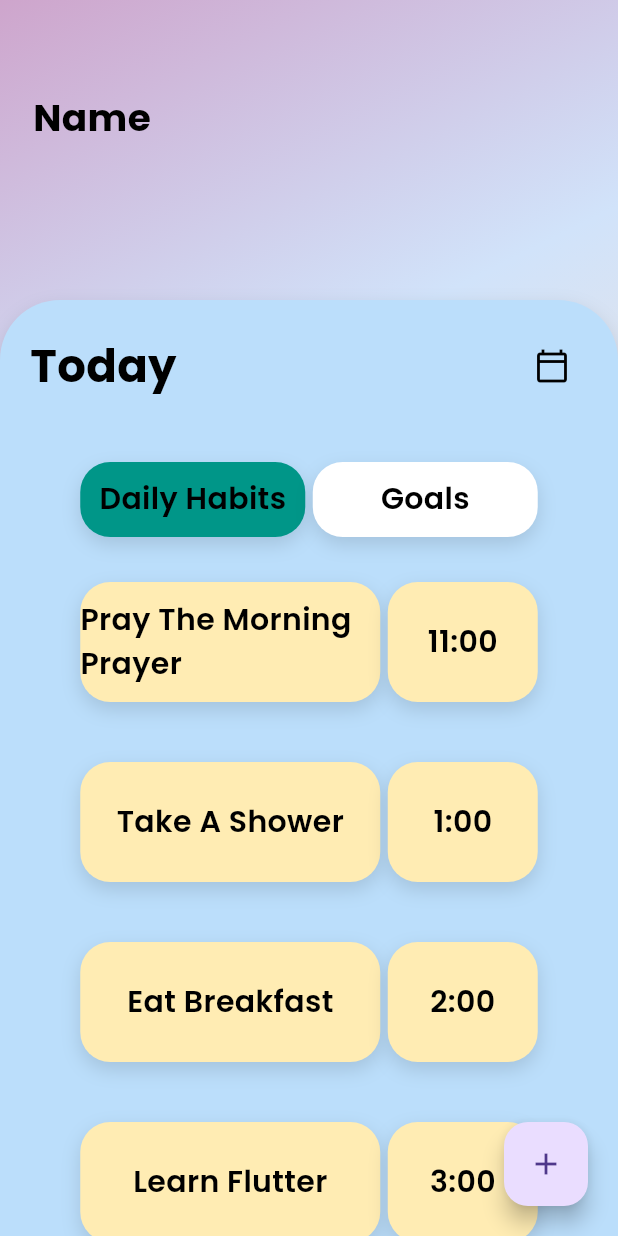
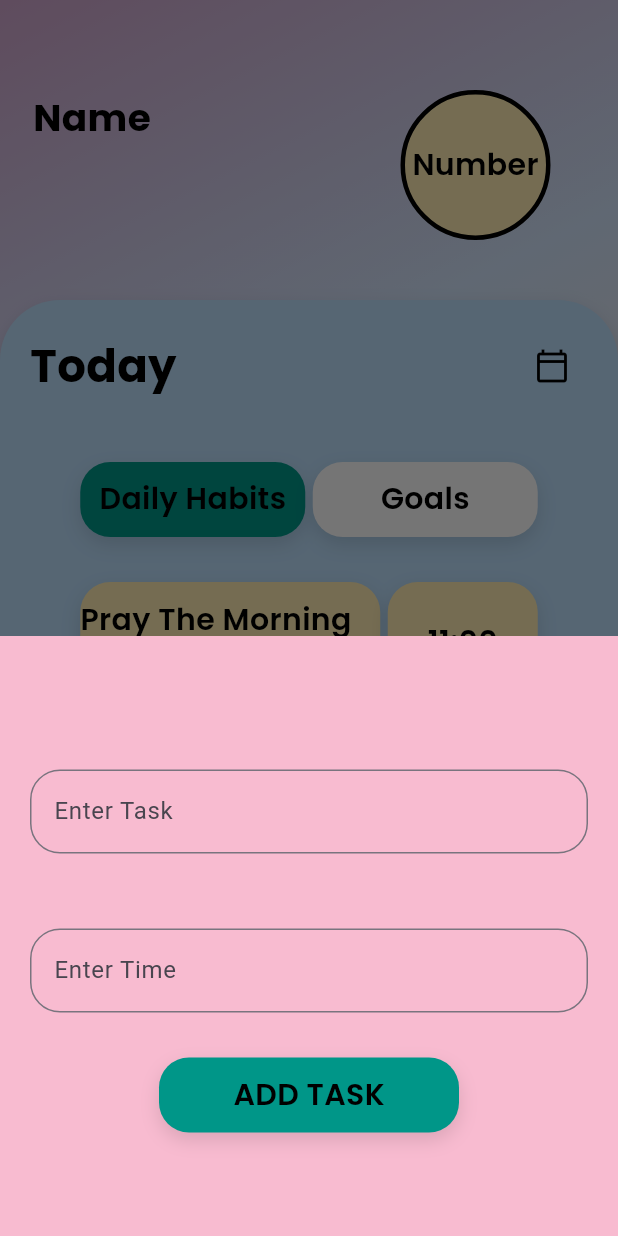
Before and after one commit to ezedin130/todo, a Flutter app: the screen it shows after launch, after a tap on the "add" icon, on a phone screen of 412 x 824 dp. Run offline on Flutter 3.47's test engine with Material 3 defaults, Android fonts, the phone set to English and light mode, and no system bars; our stand-ins replace device_preview, google_fonts.

Commit message:
new file:   lib/bottom_modal.dart 	modified:   lib/homescreen.dart

```diff
--- /dev/null
+++ b/lib/bottom_modal.dart
@@ -0,0 +1,100 @@
+import 'package:flutter/material.dart';
+import 'package:google_fonts/google_fonts.dart';
+
+class bottom_sheet extends StatelessWidget {
+  const bottom_sheet({
+    super.key,
+  });
+
+  @override
+  Widget build(BuildContext context) {
+    final _formKey = GlobalKey<FormState>();
+    return Form(
+      key: _formKey,
+      child: Container(
+          height: 400,
+          color: Colors.pink[100],
+          child: Column(
+            mainAxisAlignment: MainAxisAlignment.center,
+            children: [
+              Padding(
+                padding: const EdgeInsets.all(20.0),
+                child: TextFormField(
+                  validator: (value) {
+                    if (value == null || value.isEmpty) {
+                      return 'Please enter a task';
+                    }
+                    return null;
+                  },
+                  decoration: InputDecoration(
+                    hintText: 'Enter Task',
+                    border: OutlineInputBorder(
+                      borderRadius: BorderRadius.circular(20),
+                    ),
+                  ),
+                ),
+              ),
+              const SizedBox(
+                height: 10,
+              ),
+              Padding(
+                padding: const EdgeInsets.all(20.0),
+                child: TextFormField(
+                  validator: (value) {
+                    if (value == null || value.isEmpty) {
+                      return 'Please enter a time';
+                    }
+                    return null;
+                  },
+                  decoration: InputDecoration(
+                    hintText: 'Enter Time',
+                    border: OutlineInputBorder(
+                      borderRadius: BorderRadius.circular(20),
+                    ),
+                  ),
+                ),
+              ),
+              const SizedBox(
+                height: 10,
+              ),
+              InkWell(
+                onTap: () {
+                  if (_formKey.currentState!.validate()) {
+                    ScaffoldMessenger.of(context).showSnackBar(
+                      const SnackBar(
+                        content: Text('Task Added'),
+                        duration: Duration(seconds: 2),
+                      ),
+                    );
+                    Navigator.pop(context);
+                  }
+                },
+                child: Container(
+                  height: 50,
+                  width: 200,
+                  decoration: BoxDecoration(
+                    color: Colors.teal,
+                    borderRadius: BorderRadius.circular(20),
+                    boxShadow: const [
+                      BoxShadow(
+                        color: Colors.black12,
+                        blurRadius: 10,
+                        offset: Offset(0, 5),
+                      ),
+                    ],
+                  ),
+                  child: Center(
+                    child: Text('ADD TASK',
+                        style: GoogleFonts.poppins(
+                          fontSize: 20,
+                          color: Colors.black,
+                          fontWeight: FontWeight.w600,
+                        )),
+                  ),
+                ),
+              ),
+            ],
+          )),
+    );
+  }
+}
--- a/lib/homescreen.dart
+++ b/lib/homescreen.dart
@@ -2,6 +2,7 @@
 
 import 'package:flutter/material.dart';
 import 'package:google_fonts/google_fonts.dart';
+import 'package:todo/bottom_modal.dart';
 import 'package:todo/reusable_container.dart';
 
 class Homescreen extends StatelessWidget {
@@ -193,9 +194,42 @@ class Homescreen extends StatelessWidget {
             child: Align(
               alignment: Alignment.bottomRight,
               child: FloatingActionButton(
-                onPressed: () {},
+                onPressed: () {
+                  showModalBottomSheet(
+                      context: context,
+                      builder: (BuildContext context) {
+                        return bottom_sheet();
+                      });
+                },
                 child: Icon(
                   Icons.add,
+                ),
+              ),
+            ),
+          ),
+          Padding(
+            padding: const EdgeInsets.only(top: 60.0, right: 20),
+            child: Align(
+              alignment: Alignment.topRight,
+              child: Container(
+                width: 150,
+                height: 100,
+                decoration: BoxDecoration(
+                    shape: BoxShape.circle,
+                    color: Colors.amber[100],
+                    border: Border.all(
+                      color: Colors.black,
+                      width: 3.0,
+                    )),
+                child: Center(
+                  child: Text(
+                    'Number',
+                    style: GoogleFonts.poppins(
+                      fontSize: 20,
+                      color: Colors.black,
+                      fontWeight: FontWeight.w600,
+                    ),
+                  ),
                 ),
               ),
             ),
```
